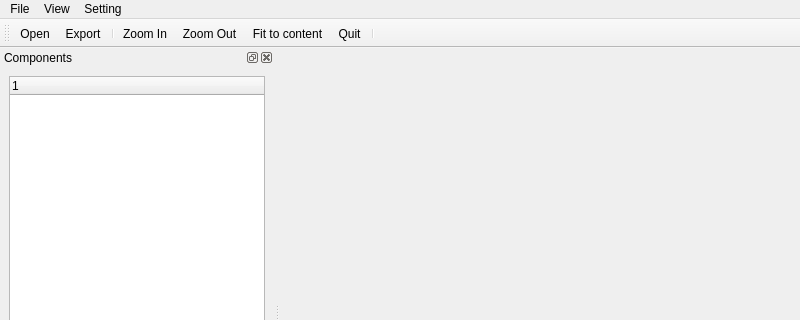
Above: mainwindow.ui from Evheney/XmlSchemeViewer before the change; both pictures show x 0 to 800 and y 0 to 320 of the 800 by 600 pixel window. Below: the same form after it.
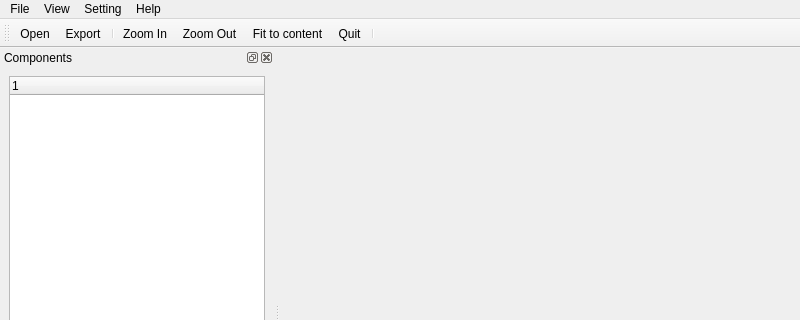
That is the form after the change. Icons and pictures are not drawn.

```diff
--- a/mainwindow.ui
+++ b/mainwindow.ui
@@ -52,9 +52,16 @@
     </property>
     <addaction name="actionSettings"/>
    </widget>
+   <widget class="QMenu" name="menuHelp">
+    <property name="title">
+     <string>Help</string>
+    </property>
+    <addaction name="actionAbout"/>
+   </widget>
    <addaction name="menuFile"/>
    <addaction name="menuView"/>
    <addaction name="menuSetting"/>
+   <addaction name="menuHelp"/>
   </widget>
   <widget class="QStatusBar" name="statusbar"/>
   <widget class="QDockWidget" name="dockWidget">
```
Left out of the diff: 5 changed lines with no effect on the pictures.
